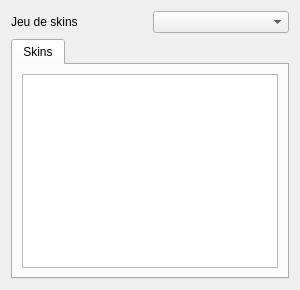
Above: Source/Elements/UI/TexturePanel.ui from azertval/ProjectGaming before the change. Below: the same form after it.
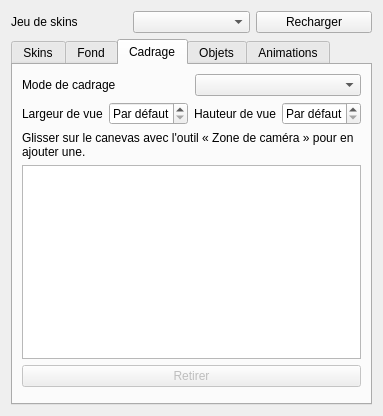
That is the form after the change. The open tabs and pages were chosen to show the change.

Commit message: Rebase sur main + LOT-ANNEXE-04 -- Optimiseurs maison (SGD, Adam) (#102)

Patch:
```diff
--- a/Source/Elements/UI/TexturePanel.ui
+++ b/Source/Elements/UI/TexturePanel.ui
@@ -18,6 +18,12 @@
      <item>
       <widget class="QComboBox" name="setSelector"/>
      </item>
+     <item>
+      <widget class="QPushButton" name="reloadButton">
+       <property name="text"><string>Recharger</string></property>
+       <property name="toolTip"><string>Recharge les textures depuis le disque</string></property>
+      </widget>
+     </item>
     </layout>
    </item>
    <item>
@@ -35,6 +41,224 @@
        </item>
       </layout>
      </widget>
+     <!-- Section « Fond » (LOT-44) : propriétés DU NIVEAU courant (fond + jeu de skins), pas une
+          configuration globale, distincte du sélecteur « Jeu de skins » ci-dessus (session
+          d'édition courante). S'ajoute sans toucher à l'onglet Skins ni au câblage de MainWindow,
+          exactement comme prévu par la structure en onglets du LOT-42. -->
+     <widget class="QWidget" name="backgroundTab">
+      <attribute name="title"><string>Fond</string></attribute>
+      <layout class="QVBoxLayout" name="backgroundLayout">
+       <item>
+        <widget class="QLabel" name="backgroundModeHintLabel">
+         <property name="text">
+          <string>Le rendu du fond nécessite le mode Texture (F8).</string>
+         </property>
+         <property name="wordWrap"><bool>true</bool></property>
+        </widget>
+       </item>
+       <item>
+        <layout class="QHBoxLayout" name="levelSkinSetLayout">
+         <item>
+          <widget class="QLabel" name="levelSkinSetLabel">
+           <property name="text"><string>Jeu de skins du niveau</string></property>
+          </widget>
+         </item>
+         <item>
+          <widget class="QComboBox" name="levelSkinSetSelector"/>
+         </item>
+        </layout>
+       </item>
+       <item>
+        <widget class="QLabel" name="backgroundLabel">
+         <property name="text"><string>Fond</string></property>
+        </widget>
+       </item>
+       <item>
+        <widget class="QWidget" name="backgroundContainer">
+         <layout class="QVBoxLayout" name="backgroundContainerLayout">
+          <property name="leftMargin"><number>0</number></property>
+          <property name="topMargin"><number>0</number></property>
+          <property name="rightMargin"><number>0</number></property>
+          <property name="bottomMargin"><number>0</number></property>
+         </layout>
+        </widget>
+       </item>
+      </layout>
+     </widget>
+     <!-- Section « Cadrage » (LOT-64) : mode de camera DU NIVEAU courant (niveau entier
+          / par salle / suivi), meme patron de propriete de niveau que « Fond » ci-dessus, pas une
+          configuration globale. La taille de vue est visible pour les modes « par salle » (taille
+          de la grille automatique, ignoree si des zones sont dessinees) et « suivi » (taille fixe
+          de la camera) ; les zones dessinees a la main ne sont visibles/modifiables que pour le
+          mode « par salle » (bascule programmatique dans TexturePanel.cpp). -->
+     <widget class="QWidget" name="cameraFramingTab">
+      <attribute name="title"><string>Cadrage</string></attribute>
+      <layout class="QVBoxLayout" name="cameraFramingLayout">
+       <item>
+        <layout class="QHBoxLayout" name="cameraFramingModeLayout">
+         <item>
+          <widget class="QLabel" name="cameraFramingModeLabel">
+           <property name="text"><string>Mode de cadrage</string></property>
+          </widget>
+         </item>
+         <item>
+          <widget class="QComboBox" name="cameraFramingModeSelector"/>
+         </item>
+        </layout>
+       </item>
+       <item>
+        <widget class="QWidget" name="cameraFramingRoomSizeWidget">
+         <layout class="QHBoxLayout" name="cameraFramingRoomSizeLayout">
+          <property name="leftMargin"><number>0</number></property>
+          <property name="topMargin"><number>0</number></property>
+          <property name="rightMargin"><number>0</number></property>
+          <property name="bottomMargin"><number>0</number></property>
+          <item>
+           <widget class="QLabel" name="cameraFramingRoomWidthLabel">
+            <property name="text"><string>Largeur de vue</string></property>
+           </widget>
+          </item>
+          <item>
+           <widget class="QSpinBox" name="cameraFramingRoomWidthSpin">
+            <property name="minimum"><number>0</number></property>
+            <property name="maximum"><number>999</number></property>
+            <property name="specialValueText"><string>Par défaut</string></property>
+           </widget>
+          </item>
+          <item>
+           <widget class="QLabel" name="cameraFramingRoomHeightLabel">
+            <property name="text"><string>Hauteur de vue</string></property>
+           </widget>
+          </item>
+          <item>
+           <widget class="QSpinBox" name="cameraFramingRoomHeightSpin">
+            <property name="minimum"><number>0</number></property>
+            <property name="maximum"><number>999</number></property>
+            <property name="specialValueText"><string>Par défaut</string></property>
+           </widget>
+          </item>
+         </layout>
+        </widget>
+       </item>
+       <item>
+        <widget class="QWidget" name="cameraFramingZonesWidget">
+         <layout class="QVBoxLayout" name="cameraFramingZonesLayout">
+          <property name="leftMargin"><number>0</number></property>
+          <property name="topMargin"><number>0</number></property>
+          <property name="rightMargin"><number>0</number></property>
+          <property name="bottomMargin"><number>0</number></property>
+          <item>
+           <widget class="QLabel" name="cameraFramingZonesHintLabel">
+            <property name="text">
+             <string>Glisser sur le canevas avec l'outil « Zone de caméra » pour en ajouter une.</string>
+            </property>
+            <property name="wordWrap"><bool>true</bool></property>
+           </widget>
+          </item>
+          <item>
+           <widget class="QTableView" name="cameraFramingZonesTable">
+            <property name="selectionBehavior"><enum>QAbstractItemView::SelectRows</enum></property>
+            <property name="selectionMode"><enum>QAbstractItemView::SingleSelection</enum></property>
+            <property name="editTriggers"><set>QAbstractItemView::NoEditTriggers</set></property>
+           </widget>
+          </item>
+          <item>
+           <widget class="QPushButton" name="cameraFramingZonesRemoveButton">
+            <property name="text"><string>Retirer</string></property>
+            <property name="enabled"><bool>false</bool></property>
+           </widget>
+          </item>
+         </layout>
+        </widget>
+       </item>
+       <item>
+        <spacer name="cameraFramingSpacer">
+         <property name="orientation"><enum>Qt::Vertical</enum></property>
+        </spacer>
+       </item>
+      </layout>
+     </widget>
+     <!-- Section « Objets » (LOT-45) : texture par instance, prioritaire sur le skin du type
+          (EX-EDIT-043). Meme patron de section embarquee que « Fond » ci-dessus, sans panneau
+          separe. -->
+     <widget class="QWidget" name="objectsTab">
+      <attribute name="title"><string>Objets</string></attribute>
+      <layout class="QVBoxLayout" name="objectsLayout">
+       <item>
+        <widget class="QLabel" name="objectsAssetLabel">
+         <property name="text"><string>Asset a assigner</string></property>
+        </widget>
+       </item>
+       <item>
+        <widget class="QWidget" name="objectPickerContainer">
+         <layout class="QVBoxLayout" name="objectPickerContainerLayout">
+          <property name="leftMargin"><number>0</number></property>
+          <property name="topMargin"><number>0</number></property>
+          <property name="rightMargin"><number>0</number></property>
+          <property name="bottomMargin"><number>0</number></property>
+         </layout>
+        </widget>
+       </item>
+       <item>
+        <widget class="QLabel" name="objectsListLabel">
+         <property name="text"><string>Surcharges du niveau</string></property>
+        </widget>
+       </item>
+       <item>
+        <widget class="QTableView" name="objectsTable">
+         <property name="selectionBehavior"><enum>QAbstractItemView::SelectRows</enum></property>
+         <property name="selectionMode"><enum>QAbstractItemView::SingleSelection</enum></property>
+         <property name="editTriggers"><set>QAbstractItemView::NoEditTriggers</set></property>
+        </widget>
+       </item>
+       <item>
+        <widget class="QPushButton" name="objectsRemoveButton">
+         <property name="text"><string>Retirer</string></property>
+         <property name="enabled"><bool>false</bool></property>
+        </widget>
+       </item>
+      </layout>
+     </widget>
+     <!-- Section « Animations » (LOT-47) : asset anime par defaut de chaque famille de mecanisme
+          a etat (porte, interrupteur, plaque, dangers commute/temporise/mobile), stocke comme un
+          skin de type ordinaire (meme catalogue, meme jeu courant), avec en plus le diagnostic
+          des clips manquants et un apercu de lecture. Meme patron de section embarquee que
+          « Fond »/« Objets » ci-dessus. -->
+     <widget class="QWidget" name="animationsTab">
+      <attribute name="title"><string>Animations</string></attribute>
+      <layout class="QVBoxLayout" name="animationsLayout">
+       <item>
+        <widget class="QTreeView" name="animationsTree">
+         <property name="rootIsDecorated"><bool>false</bool></property>
+         <property name="alternatingRowColors"><bool>true</bool></property>
+         <property name="selectionMode"><enum>QAbstractItemView::SingleSelection</enum></property>
+         <property name="selectionBehavior"><enum>QAbstractItemView::SelectRows</enum></property>
+        </widget>
+       </item>
+       <item>
+        <layout class="QHBoxLayout" name="animationPreviewLayout">
+         <item>
+          <widget class="QLabel" name="animationPreviewCaption">
+           <property name="text"><string>Apercu</string></property>
+          </widget>
+         </item>
+         <item>
+          <widget class="QLabel" name="animationPreviewLabel">
+           <property name="minimumSize"><size><width>64</width><height>64</height></size></property>
+           <property name="maximumSize"><size><width>64</width><height>64</height></size></property>
+           <property name="frameShape"><enum>QFrame::Box</enum></property>
+           <property name="alignment"><set>Qt::AlignCenter</set></property>
+          </widget>
+         </item>
+         <item>
+          <spacer name="animationPreviewSpacer">
+           <property name="orientation"><enum>Qt::Horizontal</enum></property>
+          </spacer>
+         </item>
+        </layout>
+       </item>
+      </layout>
+     </widget>
     </widget>
    </item>
   </layout>
```
The commit also changes 926 other files.
